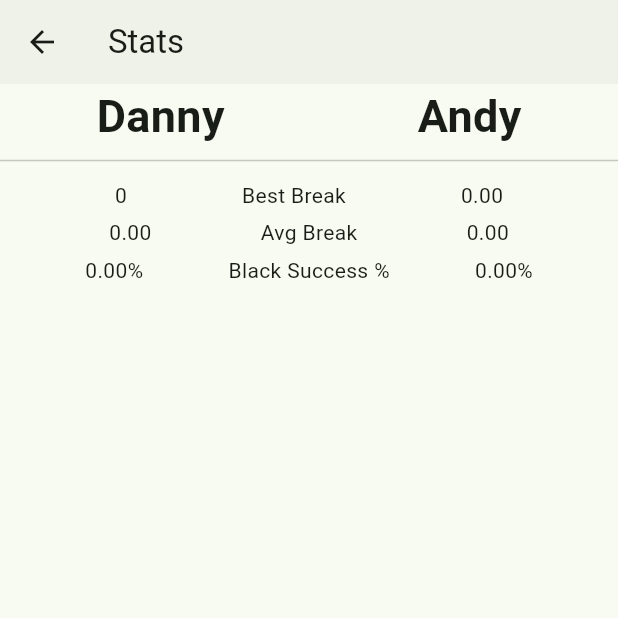
After one commit to Dannyj1984/snooker_scorer_app, a Flutter app: the screen it shows after launch, after a tap on "Stats", on a phone screen of 412 x 824 dp, the top half of it. The commit adds this screen. Run offline on Flutter 3.47's test engine with Material 3 defaults, Android fonts, the light colour scheme and no system bars; our stand-ins replace cloud_firestore, firebase_core, flutter_dotenv; missing offline and left inert: dart:js_interop; accounts and stored records are empty.

Commit message:
feat: adding black success data

```diff
--- a/lib/main.dart
+++ b/lib/main.dart
@@ -7,6 +7,7 @@ import 'package:snooker_scorer/module/frames/new_frame.dart';
 import 'package:snooker_scorer/module/frames/new_game.dart';
 import 'package:snooker_scorer/module/games/games.dart';
 import 'package:flutter_dotenv/flutter_dotenv.dart';
+import 'package:snooker_scorer/module/stats/stats.dart';
 
 void main() async {
   WidgetsFlutterBinding.ensureInitialized();
@@ -105,7 +106,7 @@ class _MyHomePageState extends State<MyHomePage> {
             children: [
               SizedBox(
                 width: screenWidth / 2 - 16,
-                height: 200,
+                height: 50,
                 child: ElevatedButton(
                   onPressed: () {
                     Navigator.push(
@@ -123,7 +124,7 @@ class _MyHomePageState extends State<MyHomePage> {
               const SizedBox(width: 16),
               SizedBox(
                 width: screenWidth / 2 - 16,
-                height: 200,
+                height: 50,
                 child: ElevatedButton(
                   onPressed: () {
                     Navigator.push(
@@ -147,7 +148,25 @@ class _MyHomePageState extends State<MyHomePage> {
             children: [
               SizedBox(
                 width: screenWidth / 2 - 16,
-                height: 200,
+                height: 50,
+                child: ElevatedButton(
+                  onPressed: () {
+                    Navigator.push(
+                      context,
+                      MaterialPageRoute(
+                        builder: (context) => const Stats(
+                          title: 'Stats',
+                        ),
+                      ),
+                    );
+                  },
+                  child: const Text('Stats'),
+                ),
+              ),
+              const SizedBox(width: 16),
+              SizedBox(
+                width: screenWidth / 2 - 16,
+                height: 50,
                 child: ElevatedButton(
                   onPressed: () {
                     Navigator.push(
@@ -159,27 +178,10 @@ class _MyHomePageState extends State<MyHomePage> {
                       ),
                     );
                   },
-                  child: const Text('Data'),
+                  child: const Text('Complete Sessions'),
                 ),
               ),
               const SizedBox(width: 16),
-              SizedBox(
-                width: screenWidth / 2 - 16,
-                height: 200,
-                child: ElevatedButton(
-                  onPressed: () {
-                    Navigator.push(
-                      context,
-                      MaterialPageRoute(
-                        builder: (context) => const Games(
-                          title: 'New Game',
-                        ),
-                      ),
-                    );
-                  },
-                  child: const Text('New Frame'),
-                ),
-              ),
             ],
           ),
         ),
--- /dev/null
+++ b/lib/module/stats/stats.dart
@@ -0,0 +1,181 @@
+import 'dart:js_interop';
+
+import 'package:cloud_firestore/cloud_firestore.dart';
+import 'package:flutter/material.dart';
+import 'package:snooker_scorer/helpers/date_helper.dart';
+import 'package:snooker_scorer/model/game_date.dart';
+import 'package:snooker_scorer/module/frames/new_game.dart';
+import 'package:snooker_scorer/module/games/game_details.dart';
+
+class Stats extends StatefulWidget {
+  const Stats({super.key, required this.title});
+
+  final String title;
+
+  @override
+  State<Stats> createState() => _StatsState();
+}
+
+class _StatsState extends State<Stats> {
+  CollectionReference breaks = FirebaseFirestore.instance.collection('breaks');
+  int dannyTopBreak = 0;
+  double dannyAvgBreak = 0;
+  int andyTopBreak = 0;
+  double andyAvgBreak = 0;
+  double andyBlackPercent = 0;
+  double dannyBlackPercent = 0;
+  final statKeys = ['Blacks Potted %', 'Best Break', 'Avg Break'];
+
+  @override
+  void initState() {
+    super.initState();
+    _getBreaks();
+    _getBlackStats();
+  }
+
+  Future<void> _getBlackStats() async {
+    try {
+      final QuerySnapshot andyBlacksData = await FirebaseFirestore.instance
+          .collection('users')
+          .where('name', isEqualTo: 'Andy')
+          .get();
+      final QuerySnapshot dannyBlacksData = await FirebaseFirestore.instance
+          .collection('users')
+          .where('name', isEqualTo: 'Danny')
+          .get();
+      if (andyBlacksData.docs.isNotEmpty) {
+        final andyBlacks = andyBlacksData.docs.first['blacksPotted'];
+        final andyBlacksMissed = andyBlacksData.docs.first['blacksMissed'];
+        final dannyBlacks = dannyBlacksData.docs.first['blacksPotted'];
+        final dannyBlacksMissed = dannyBlacksData.docs.first['blacksMissed'];
+        final dannyTotalBlacks = dannyBlacks + dannyBlacksMissed;
+        final andyTotalBlacks = andyBlacks + andyBlacksMissed;
+        andyBlackPercent = (andyBlacks / andyTotalBlacks) * 100;
+        dannyBlackPercent = (dannyBlacks / dannyTotalBlacks) * 100;
+      }
+    } catch (e) {
+      debugPrint(e.toString());
+    }
+  }
+
+  Future<void> _getBreaks() async {
+    final avgData = await getAveragePoints();
+    andyAvgBreak = avgData['Andy']!;
+    dannyAvgBreak = avgData['Danny']!;
+    try {
+      final QuerySnapshot andyTop = await FirebaseFirestore.instance
+          .collection('breaks')
+          .where('playerName', isEqualTo: 'Andy')
+          .orderBy('points', descending: true)
+          .limit(1)
+          .get();
+      final QuerySnapshot dannyTop = await FirebaseFirestore.instance
+          .collection('breaks')
+          .where('playerName', isEqualTo: 'Danny')
+          .orderBy('points', descending: true)
+          .limit(1)
+          .get();
+      if (andyTop.docs.isNotEmpty) {
+        andyTopBreak = andyTop.docs.first['points'];
+      }
+      if (dannyTop.docs.isNotEmpty) {
+        dannyTopBreak = dannyTop.docs.first['points'];
+      }
+    } catch (e) {
+      debugPrint(e.toString());
+    }
+  }
+
+  Future<Map<String, double>> getAveragePoints() async {
+    FirebaseFirestore firestore = FirebaseFirestore.instance;
+    QuerySnapshot snapshot = await firestore.collection('breaks').get();
+
+    Map<String, List<int>> playerScores = {};
+
+    // Group points by playerName
+    for (var doc in snapshot.docs) {
+      String playerName = doc['playerName'];
+      int points = doc['points'];
+
+      if (!playerScores.containsKey(playerName)) {
+        playerScores[playerName] = [];
+      }
+      playerScores[playerName]!.add(points);
+    }
+
+    // Calculate averages
+    Map<String, double> averagePoints = {};
+    playerScores.forEach((player, scores) {
+      double avg = scores.reduce((a, b) => a + b) / scores.length;
+      averagePoints[player] = avg;
+    });
+
+    return averagePoints;
+  }
+
+  @override
+  Widget build(BuildContext context) {
+    final width = MediaQuery.of(context).size.width;
+    return Scaffold(
+      appBar: AppBar(
+        backgroundColor: Theme.of(context).colorScheme.onInverseSurface,
+        title: Text(widget.title),
+      ),
+      body: FutureBuilder(
+        future: _getBreaks(),
+        builder: (context, snapshot) {
+          if (snapshot.connectionState == ConnectionState.done) {
+            return Column(
+              children: [
+                const Row(
+                  mainAxisAlignment: MainAxisAlignment.spaceAround,
+                  children: [
+                    Text('Danny',
+                        style: TextStyle(
+                            fontWeight: FontWeight.bold, fontSize: 30)),
+                    Text('Andy',
+                        style: TextStyle(
+                            fontWeight: FontWeight.bold, fontSize: 30)),
+                  ],
+                ),
+                const Divider(),
+                const SizedBox(height: 5),
+                Row(
+                  mainAxisAlignment: MainAxisAlignment.spaceEvenly,
+                  crossAxisAlignment: CrossAxisAlignment.start,
+                  children: [
+                    Text(dannyTopBreak.toString()),
+                    const Text('Best Break'),
+                    Text(andyTopBreak.toStringAsFixed(2).toString()),
+                  ],
+                ),
+                const SizedBox(height: 5),
+                Row(
+                  mainAxisAlignment: MainAxisAlignment.spaceEvenly,
+                  crossAxisAlignment: CrossAxisAlignment.start,
+                  children: [
+                    Text(dannyAvgBreak.toStringAsFixed(2).toString()),
+                    const Text('Avg Break'),
+                    Text(andyAvgBreak.toStringAsFixed(2).toString()),
+                  ],
+                ),
+                const SizedBox(height: 5),
+                Row(
+                  mainAxisAlignment: MainAxisAlignment.spaceEvenly,
+                  crossAxisAlignment: CrossAxisAlignment.start,
+                  children: [
+                    Text('${dannyBlackPercent.toStringAsFixed(2).toString()}%'),
+                    const Text('Black Success %'),
+                    Text('${andyBlackPercent.toStringAsFixed(2).toString()}%'),
+                  ],
+                ),
+              ],
+            );
+          } else {
+            return const CircularProgressIndicator();
+          }
+        },
+      ),
+    );
+  }
+}
```
Also changed, not shown: lib/module/frames/new_frame.dart (+102 -4 lines), lib/module/frames/new_game.dart (+5 -2 lines).
